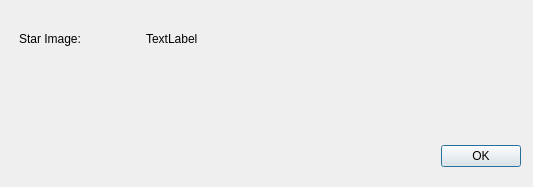
Before: the Qt Designer form GalaxyGame/Student/creditsdialog.ui in jarvisluong/GalaxyGame, drawn with Qt 5.
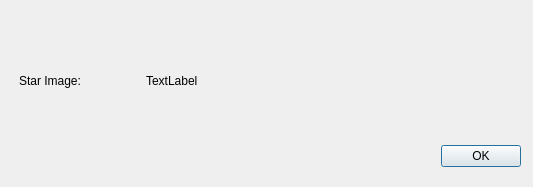
After: the same form once the commit is applied.

Commit message: Fix layout UI that lose some text in Linux

What changed in the file:
```diff
--- a/GalaxyGame/Student/creditsdialog.ui
+++ b/GalaxyGame/Student/creditsdialog.ui
@@ -29,13 +29,13 @@
     <set>QDialogButtonBox::Ok</set>
    </property>
   </widget>
-  <widget class="QWidget" name="">
+  <widget class="QWidget" name="layoutWidget">
    <property name="geometry">
     <rect>
      <x>19</x>
      <y>30</y>
      <width>491</width>
-     <height>18</height>
+     <height>101</height>
     </rect>
    </property>
    <layout class="QGridLayout" name="gridLayout" columnstretch="1,3">
@@ -48,9 +48,18 @@
     </item>
     <item row="0" column="1">
      <widget class="QLabel" name="starImageCredit">
+      <property name="minimumSize">
+       <size>
+        <width>362</width>
+        <height>99</height>
+       </size>
+      </property>
       <property name="text">
        <string>TextLabel</string>
       </property>
+      <property name="wordWrap">
+       <bool>true</bool>
+      </property>
      </widget>
     </item>
    </layout>
```
The commit also changes 3 other files.
